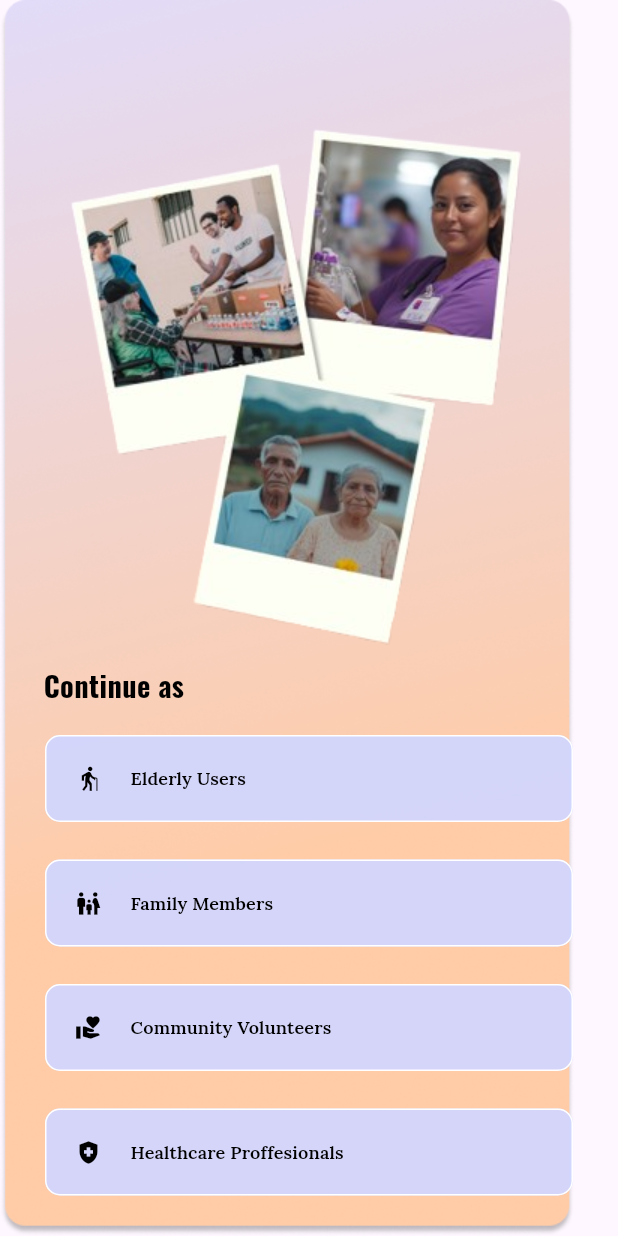
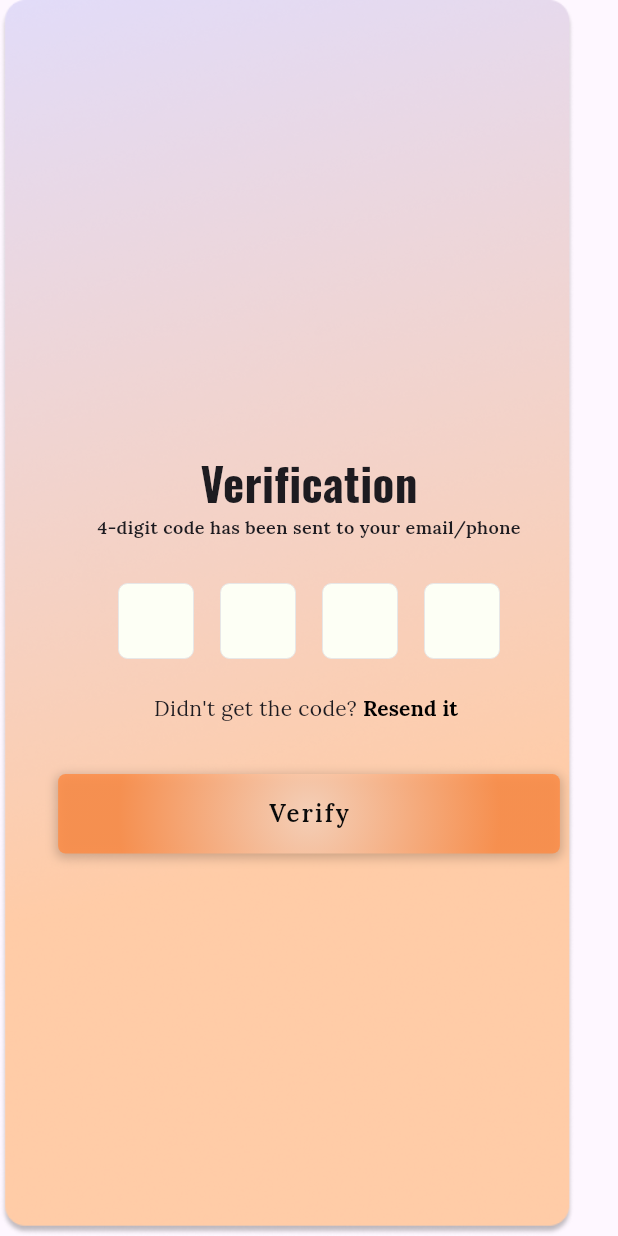
Before and after one commit to Messy-guy/samman, a Flutter app: the screen it shows after launch, on a phone screen of 412 x 824 dp. Run offline on Flutter 3.47's test engine with Material 3 defaults, Android fonts, the phone set to English and light mode, and no system bars; drawn by our look-alikes of flutter_otp_text_field.

Commit message:
otp verification page

```diff
--- a/lib/main.dart
+++ b/lib/main.dart
@@ -3,6 +3,7 @@
 import 'package:flutter/material.dart';
 import 'package:myproffesional/screens/Signinpage.dart';
 import 'package:myproffesional/screens/introPage.dart';
+import 'package:myproffesional/screens/verification/otpverify.dart';
 
 void main() {
   runApp(const MyApp());
@@ -15,7 +16,7 @@ class MyApp extends StatelessWidget {
   Widget build(BuildContext context) {
     return const MaterialApp(
       debugShowCheckedModeBanner: false,
-      home: introPage(),
+      home: Otpverify(),
     );
   }
 }
--- /dev/null
+++ b/lib/screens/verification/otpverify.dart
@@ -0,0 +1,127 @@
+import 'package:flutter/material.dart';
+import 'package:flutter_otp_text_field/flutter_otp_text_field.dart';
+
+class Otpverify extends StatelessWidget {
+  const Otpverify({super.key});
+
+  @override
+  Widget build(BuildContext context) {
+    return Scaffold(
+      body: Stack(
+        children: [
+          Image.asset("assets/images/background.png"),
+          Center(
+            child: Padding(
+              padding: const EdgeInsets.only(top: 300.0),
+              child: Column(
+                children: [
+                  Text(
+                    'Verification',
+                    style: TextStyle(
+                      fontSize: 30,
+                      fontFamily: 'Oswald',
+                      fontWeight: FontWeight.bold,
+                    ),
+                  ),
+                  Text(
+                    "4-digit code has been sent to your email/phone",
+                    style: TextStyle(
+                      fontSize: 12,
+                      fontFamily: 'lora',
+                      fontWeight: FontWeight.w600,
+                    ),
+                  ),
+                  SizedBox(height: 20),
+                  OtpTextField(
+                    numberOfFields: 4,
+                    fillColor: Color(0xFFFDFFF5),
+                    filled: true,
+                    fieldWidth: 50,
+                    fieldHeight: 50,
+                    borderWidth: 0,
+                    borderRadius: BorderRadius.circular(6),
+                    margin: EdgeInsets.all(9),
+                    focusedBorderColor: Color(0xFFFDFFF5),
+                    showFieldAsBox: true,
+                    keyboardType: TextInputType.number,
+                  ),
+                  Row(
+                    mainAxisAlignment: MainAxisAlignment.center,
+                    children: [
+                      Text("Didn't get the code?",
+                          style: TextStyle(
+                            fontSize: 14,
+                            fontFamily: 'Lora',
+                            fontWeight: FontWeight.w300,
+                          )),
+                      TextButton(
+                          onPressed: () {},
+                          style: TextButton.styleFrom(
+                            padding: EdgeInsets.all(4),
+                            minimumSize: Size.zero,
+                          ),
+                          child: Text(
+                            'Resend it',
+                            style: TextStyle(
+                              fontSize: 14,
+                              fontFamily: 'Lora',
+                              fontWeight: FontWeight.bold,
+                              color: Colors.black,
+                            ),
+                          )),
+                    ],
+                  ),
+                  SizedBox(height: 20),
+                  Container(
+                    decoration: BoxDecoration(
+                      gradient: const RadialGradient(
+                        center: Alignment.center,
+                        radius: 4.0,
+                        focal: Alignment.center,
+                        colors: [
+                          Color.fromRGBO(253, 216, 193, 0.82),
+                          Color.fromRGBO(254, 177, 130, 0.82),
+                          Color.fromRGBO(255, 139, 67, 0.82),
+                        ],
+                        stops: [0.0, 0.3, 0.6],
+                      ),
+                      borderRadius: BorderRadius.circular(5.0),
+                      boxShadow: [
+                        BoxShadow(
+                          color: Colors.black.withOpacity(0.2),
+                          spreadRadius: 1,
+                          blurRadius: 5,
+                          offset: const Offset(0, 2),
+                        ),
+                      ],
+                    ),
+                    child: Material(
+                      color: Colors.transparent,
+                      child: InkWell(
+                        onTap: () {},
+                        child: Container(
+                          padding: const EdgeInsets.symmetric(
+                              horizontal: 140.0, vertical: 15),
+                          child: const Text(
+                            "Verify",
+                            style: TextStyle(
+                              fontFamily: "Lora",
+                              fontSize: 16,
+                              color: Color.fromARGB(255, 9, 9, 9),
+                              fontWeight: FontWeight.w600,
+                              letterSpacing: 1.5,
+                            ),
+                          ),
+                        ),
+                      ),
+                    ),
+                  ),
+                ],
+              ),
+            ),
+          )
+        ],
+      ),
+    );
+  }
+}
--- a/pubspec.yaml
+++ b/pubspec.yaml
@@ -34,6 +34,7 @@ dependencies:
   # The following adds the Cupertino Icons font to your application.
   # Use with the CupertinoIcons class for iOS style icons.
   cupertino_icons: ^1.0.2
+  flutter_otp_text_field: ^1.4.0+2
 
 dev_dependencies:
   flutter_test:
```
Also changed, not shown: pubspec.lock.
